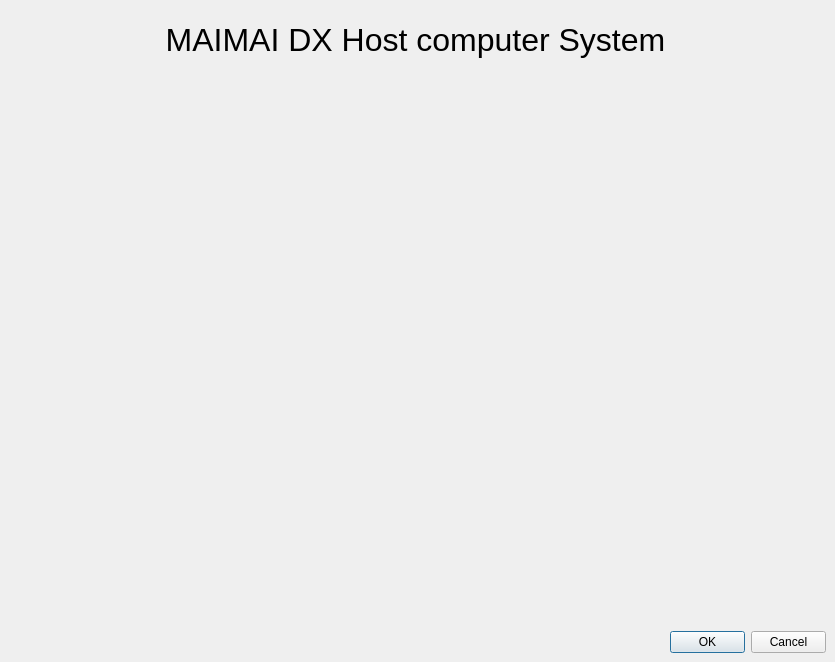
Qt form Project/interface/maiconfig.ui (Rinsutoringu/mai_setting_by_pyside6) before a commit.
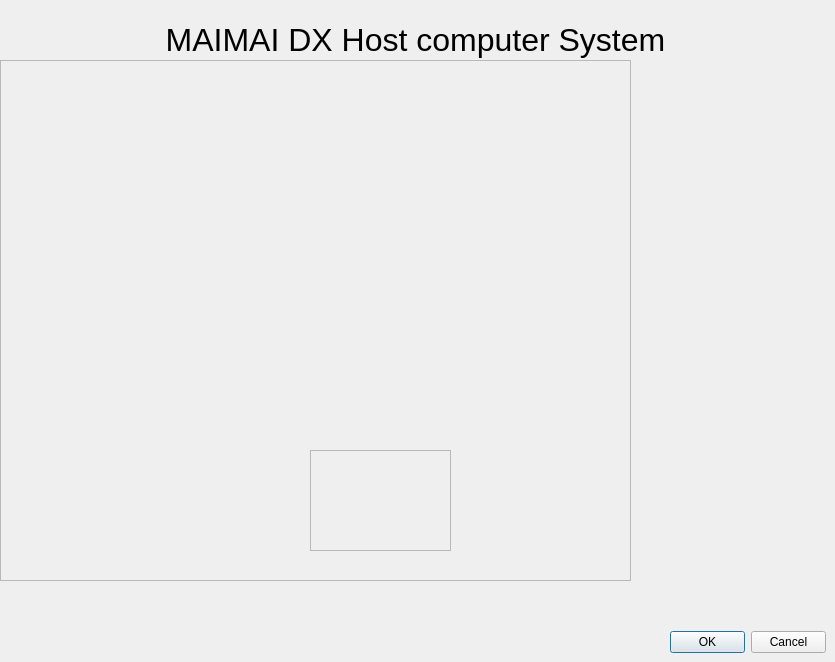
The same form after that commit. Icons and pictures are not drawn.

Diff of the .ui file:
```diff
--- a/Project/interface/maiconfig.ui
+++ b/Project/interface/maiconfig.ui
@@ -42,6 +42,44 @@
     <string>&lt;html&gt;&lt;head/&gt;&lt;body&gt;&lt;p align=&quot;center&quot;&gt;&lt;span style=&quot; font-size:24pt;&quot;&gt;MAIMAI DX Host computer System&lt;/span&gt;&lt;/p&gt;&lt;/body&gt;&lt;/html&gt;</string>
    </property>
   </widget>
+  <widget class="QFrame" name="frame_2">
+   <property name="geometry">
+    <rect>
+     <x>0</x>
+     <y>60</y>
+     <width>631</width>
+     <height>521</height>
+    </rect>
+   </property>
+   <property name="styleSheet">
+    <string notr="true">border-image: url(:/icon/maitouch.png);</string>
+   </property>
+   <property name="frameShape">
+    <enum>QFrame::Shape::StyledPanel</enum>
+   </property>
+   <property name="frameShadow">
+    <enum>QFrame::Shadow::Raised</enum>
+   </property>
+   <widget class="QFrame" name="frame">
+    <property name="geometry">
+     <rect>
+      <x>310</x>
+      <y>390</y>
+      <width>141</width>
+      <height>101</height>
+     </rect>
+    </property>
+    <property name="styleSheet">
+     <string notr="true">border-image: url(:/icon/A1area);</string>
+    </property>
+    <property name="frameShape">
+     <enum>QFrame::Shape::StyledPanel</enum>
+    </property>
+    <property name="frameShadow">
+     <enum>QFrame::Shadow::Raised</enum>
+    </property>
+   </widget>
+  </widget>
  </widget>
  <resources/>
  <connections/>
```
Left out of the diff: 4 changed lines with no effect on the pictures.
